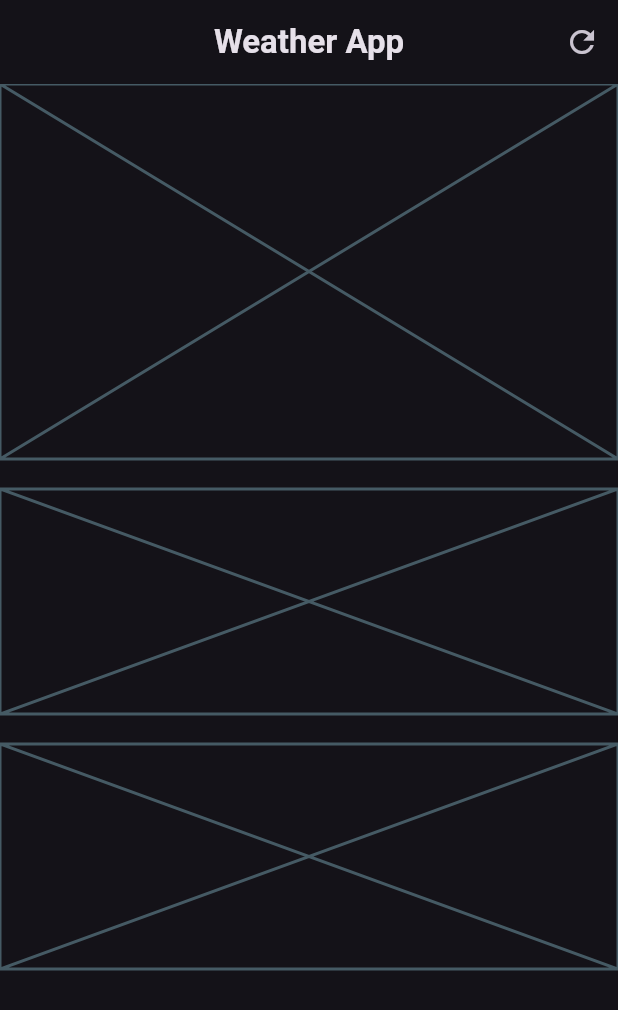
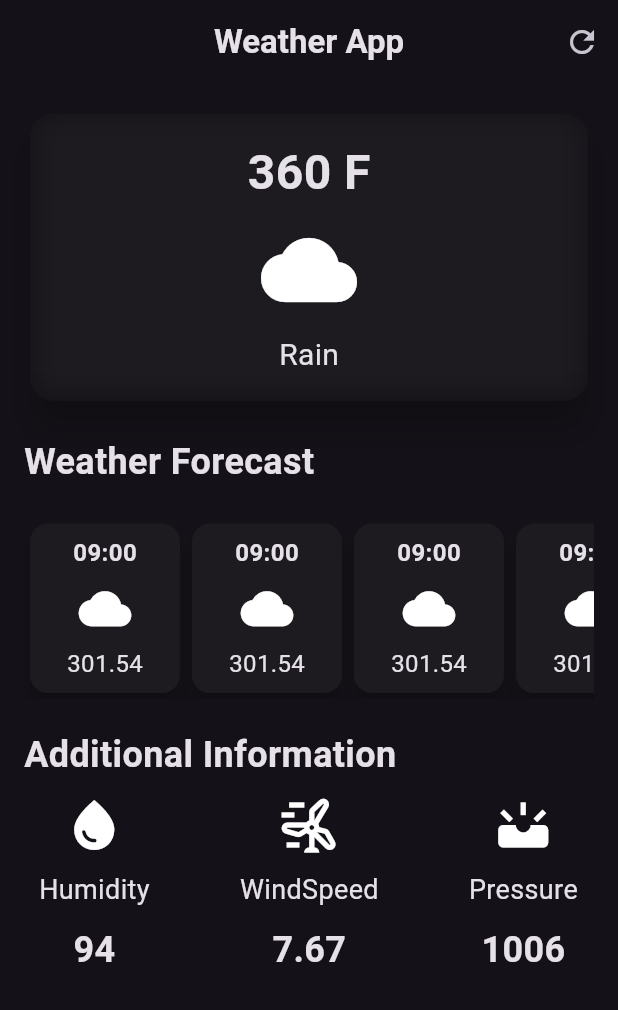
Before and after one commit to RajeshR823/Flutter_learn, a Flutter app: the screen it shows after launch, on a phone screen of 412 x 824 dp. Shown: the top 1010 px of the screen. Run offline on Flutter 3.47's test engine with Material 3 defaults, Android fonts, the phone set to English and light mode, and no system bars.

Commit message:
weather app progress

```diff
--- a/lib/wather_screen.dart
+++ b/lib/wather_screen.dart
@@ -1,10 +1,14 @@
+import 'dart:ui';
+
 import 'package:flutter/material.dart';
 
 class WeatherScreen extends StatelessWidget {
   const WeatherScreen({super.key});
 
+
   @override
   Widget build(BuildContext context) {
+
     return  Scaffold(
       appBar: AppBar(
         title: const  Text("Weather App",style: TextStyle(fontWeight: FontWeight.bold),),
@@ -20,29 +24,180 @@ class WeatherScreen extends StatelessWidget {
         ],
       ),
 
-      body: Column(
-        children: [
-          const Placeholder(
-            fallbackHeight: 250,
+      body: Padding(
+        padding: const EdgeInsets.all(16.0),
+        child: Column(
+          crossAxisAlignment: CrossAxisAlignment.start,
+          children: [
+            SizedBox(
+              width: double.infinity,
+              child: Card(
+                elevation: 10,
 
-          ),
-          const SizedBox(height: 20),
+                shape: RoundedRectangleBorder(
+                  borderRadius: BorderRadius.circular(16),
+                ),
 
-          const Placeholder(
-            fallbackHeight:150 ,
 
-          ),
+
+                child: ClipRRect(
+                    borderRadius: BorderRadius.circular(16),
+                  child: BackdropFilter(
+                    filter:ImageFilter.blur(
+                      sigmaX: 10,
+                      sigmaY: 10,
+                    ),
+                    child: Padding(
+                      padding: const EdgeInsets.all(16.0),
+                      child: Column(
+                        children: [
+                          Text('360 F',
+                          style: TextStyle(
+                            fontSize: 32,
+                            fontWeight: FontWeight.bold,
+                           ),
+                          ),
+                          const SizedBox(height: 10),
+
+                          Icon(Icons.cloud,size:64),
+                          const SizedBox(height: 10),
+                          Text('Rain',style: TextStyle(
+                            fontSize: 20,
+
+
+                           ),
+                          ),
+
+                        ],
+                      ),
+                    ),
+                  ),
+                ),
+
+              ),
+            ),
+            const SizedBox(height: 20,),
+
+            const Text("Weather Forecast",
+            style: TextStyle(
+              fontSize: 24,
+              fontWeight: FontWeight.bold,
+
+              ),
+            ),
+            const SizedBox(height: 20,),
+            SingleChildScrollView(
+              scrollDirection: Axis.horizontal,
+              child: Row(
+                children: [
+                    HourlyForecastItem(),
+                    HourlyForecastItem(),
+                    HourlyForecastItem(),
+                    HourlyForecastItem(),
+                    HourlyForecastItem(),
+                ],
+
+
+              ),
+            ),
 
           const SizedBox(height: 20),
+          const Text("Additional Information",
+            style: TextStyle(
+              fontSize: 24,
+              fontWeight: FontWeight.bold,
 
-           const Placeholder(
-            fallbackHeight:150 ,
 
-          ),
+              ),
 
-        ],
+            ),
+
+            SingleChildScrollView(
+
+              scrollDirection: Axis.horizontal,
+              child: Row(
+                children: [
+                  Container(
+
+                    padding: EdgeInsets.all(10),
+                    child: Column(
+                      children: [
+                        Icon(Icons.water_drop, size: 40,),
+                        const SizedBox(height: 10),
+                        Text('Humidity',style: TextStyle(fontSize: 18),),
+                        const SizedBox(height: 10),
+                        Text('94',style: TextStyle(fontSize: 24,fontWeight: FontWeight.bold),)
+                      ],
+                    ),
+                  ),
+                   const SizedBox(width: 40),
+                    Container(
+                    padding: EdgeInsets.all(10),
+                    child: Column(
+                      children: [
+                        Icon(Icons.wind_power_outlined, size: 40,),
+                        const SizedBox(height: 10),
+                        Text('WindSpeed',style: TextStyle(fontSize: 18),),
+                        const SizedBox(height: 10),
+                        Text('7.67',style: TextStyle(fontSize: 24,fontWeight: FontWeight.bold),)
+                      ],
+                    ),
+                  ),
+                     const SizedBox(width: 40),
+                       Container(
+                    padding: EdgeInsets.all(10),
+                    child: Column(
+                      children: [
+                        Icon(Icons.upcoming, size: 40,),
+                        const SizedBox(height: 10),
+                        Text('Pressure',style: TextStyle(fontSize: 18),),
+                        const SizedBox(height: 10),
+                        Text('1006',style: TextStyle(fontSize: 24,fontWeight: FontWeight.bold),)
+                      ],
+                    ),
+                  )
+                ],
+              ),
+            )
+
+          ],
+        ),
       ),
 
     );
   }
 }
+
+
+class HourlyForecastItem extends StatelessWidget {
+  const HourlyForecastItem({super.key});
+
+  @override
+  Widget build(BuildContext context) {
+    return  Card(
+                    elevation: 6,
+
+                    child: Container(
+                      width: 100,
+                      padding: const EdgeInsets.all(8.0),
+                      decoration: BoxDecoration(
+                        borderRadius: BorderRadius.circular(12)
+                      ),
+                      child: Column(
+                       children: [
+                        Text('09:00',style: TextStyle(fontSize: 16,fontWeight: FontWeight.bold),),
+                         SizedBox(height: 8),
+
+                        Icon(Icons.cloud,size: 35,),
+
+                         SizedBox(height: 8),
+                        Text('301.54',style: TextStyle(fontSize: 16),)
+                       ],
+                      ),
+                    ),
+                  );
+
+
+
+  }
+}
```
